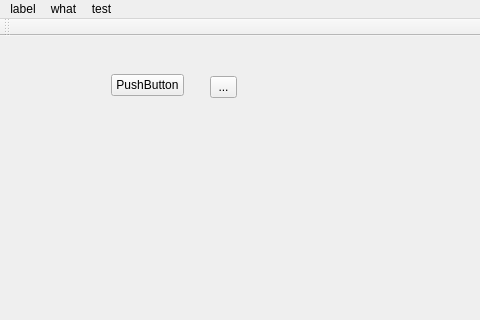
Qt form src/Gui/mainwindow.ui (MarkJamesStevenson/BackTest) before a commit; both pictures show x 0 to 480 and y 0 to 320 of the 652 by 482 pixel window.
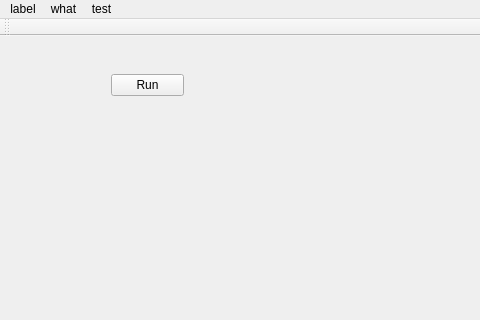
The same form after that commit. Custom widgets are drawn as their Qt base class.

Commit message: Get some basic functionality working on ui

```diff
--- a/src/Gui/mainwindow.ui
+++ b/src/Gui/mainwindow.ui
@@ -14,19 +14,6 @@
    <string>MainWindow</string>
   </property>
   <widget class="QWidget" name="centralWidget">
-   <widget class="QToolButton" name="toolButton">
-    <property name="geometry">
-     <rect>
-      <x>210</x>
-      <y>40</y>
-      <width>27</width>
-      <height>22</height>
-     </rect>
-    </property>
-    <property name="text">
-     <string>...</string>
-    </property>
-   </widget>
    <widget class="QWidget" name="layoutWidget">
     <property name="geometry">
      <rect>
@@ -40,7 +27,7 @@
      <item>
       <widget class="QPushButton" name="pushButton">
        <property name="text">
-        <string>PushButton</string>
+        <string>Run</string>
        </property>
       </widget>
      </item>
```
Left out of the diff: 2 changed lines with no effect on the pictures. The commit also changes 7 other files.
